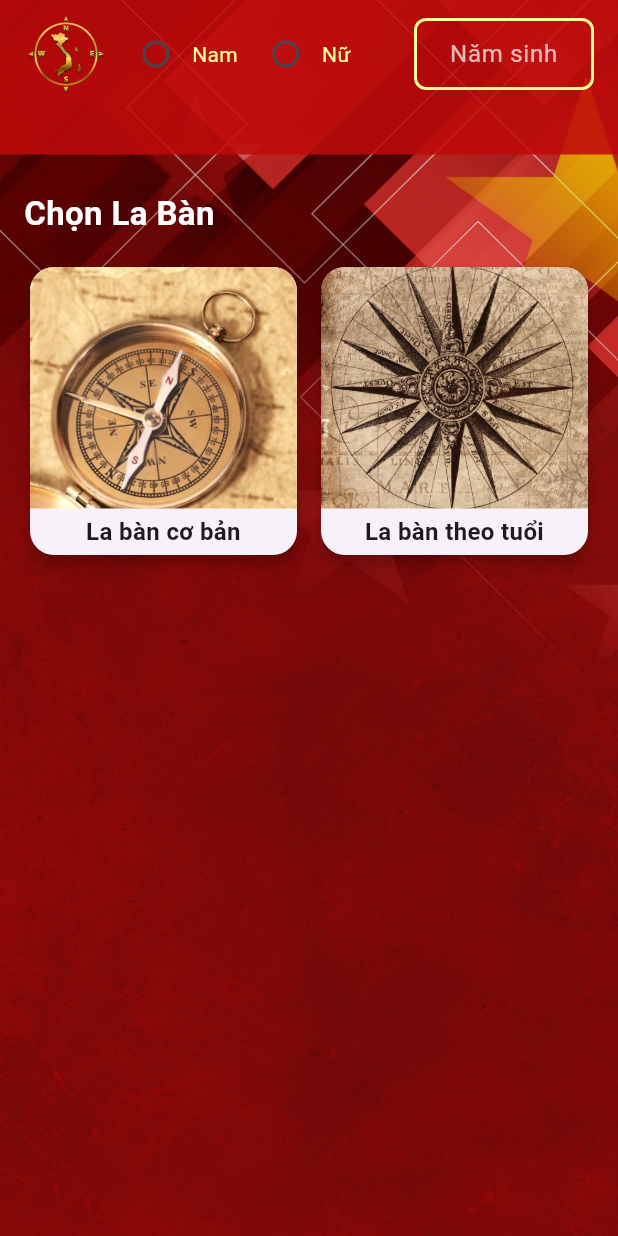
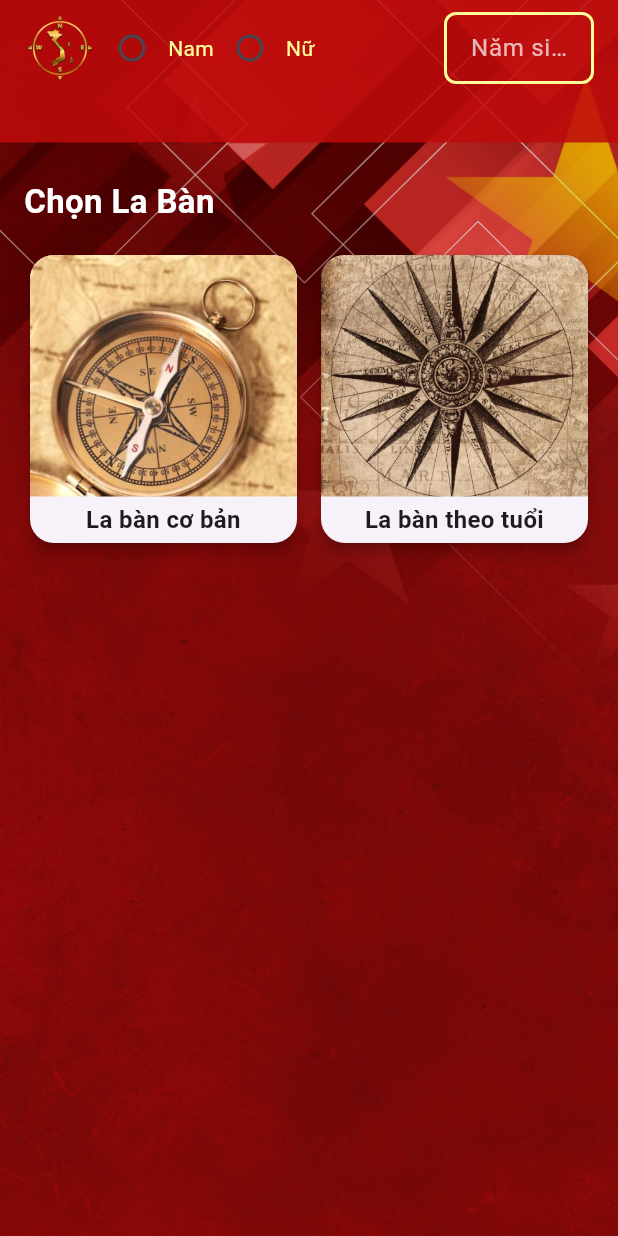
Before and after one commit to MinhPro999/Compass_Patriotic, a Flutter app: the screen it shows after launch, on a phone screen of 412 x 824 dp. Run offline on Flutter 3.47's test engine with Material 3 defaults, Android fonts, the phone set to English and light mode, and no system bars; our stand-ins replace flutter_compass, google_mobile_ads.

Commit message:
fix user info

```diff
--- a/lib/widgets/user_info_bar.dart
+++ b/lib/widgets/user_info_bar.dart
@@ -39,26 +39,27 @@ class _UserInfoBarState extends State<UserInfoBar> {
             children: [
               // Logo
               SizedBox(
-                height: 56, // Chiều cao của container chứa ảnh
-                width: 56, // Chiều rộng của container chứa ảnh
+                height: 48, // Chiều cao của container chứa ảnh
+                width: 48, // Chiều rộng của container chứa ảnh
                 child: Image.asset(
                   'assets/images/icon_app_mini.png',
                   fit: BoxFit.contain, // Đảm bảo ảnh không bị méo
                 ),
               ),
-              const SizedBox(width: 8), // Khoảng cách giữa logo và radio
+              const SizedBox(width: 0), // Khoảng cách giữa logo và radio
               // Chọn giới tính
               Expanded(
                 child: _buildGenderSelection(),
               ),
-              const SizedBox(width: 8), // Khoảng cách giữa radio và ô nhập năm
+              const SizedBox(width: 0), // Khoảng cách giữa radio và ô nhập năm
               // Nhập năm sinh
               SizedBox(
-                width: 120, // Đặt chiều rộng cố định cho TextField
+                width: 100, // Đặt chiều rộng cố định cho TextField
                 child: _buildYearOfBirthField(),
               ),
             ],
           ),
+
           const SizedBox(height: 8),
           // Hiển thị quái số và mệnh
           Text(
@@ -87,7 +88,7 @@ class _UserInfoBarState extends State<UserInfoBar> {
       mainAxisAlignment: MainAxisAlignment.start,
       children: [
         _genderRadio('Nam'),
-        const SizedBox(width: 8), // Khoảng cách giữa các radio
+        const SizedBox(width: 0), // Khoảng cách giữa các radio
         _genderRadio('Nữ'),
       ],
     );
--- a/pubspec.yaml
+++ b/pubspec.yaml
@@ -16,7 +16,7 @@ publish_to: "none" # Remove this line if you wish to publish to pub.dev
 # https://developer.apple.com/library/archive/documentation/General/Reference/InfoPlistKeyReference/Articles/CoreFoundationKeys.html
 # In Windows, build-name is used as the major, minor, and patch parts
 # of the product and file versions while build-number is used as the build suffix.
-version: 1.0.0+1
+version: 1.0.5+5
 
 environment:
   sdk: ^3.5.1
```
Also changed, not shown: 6 other files.
